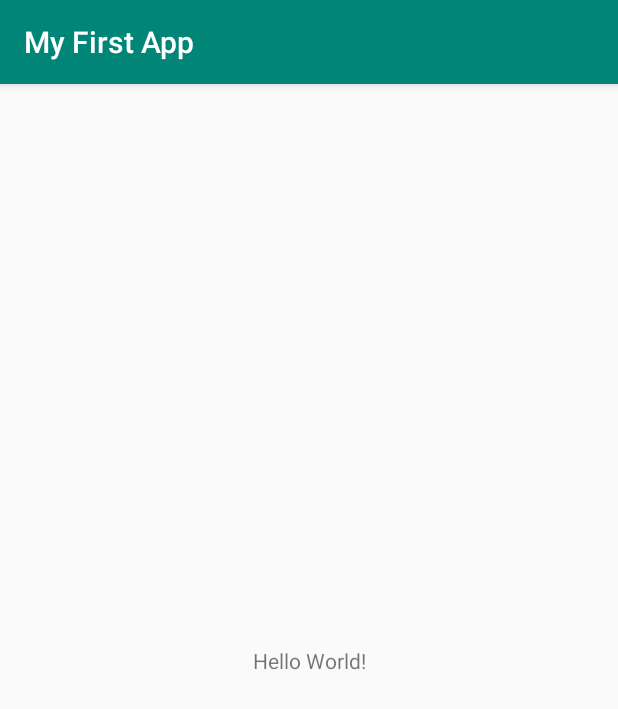
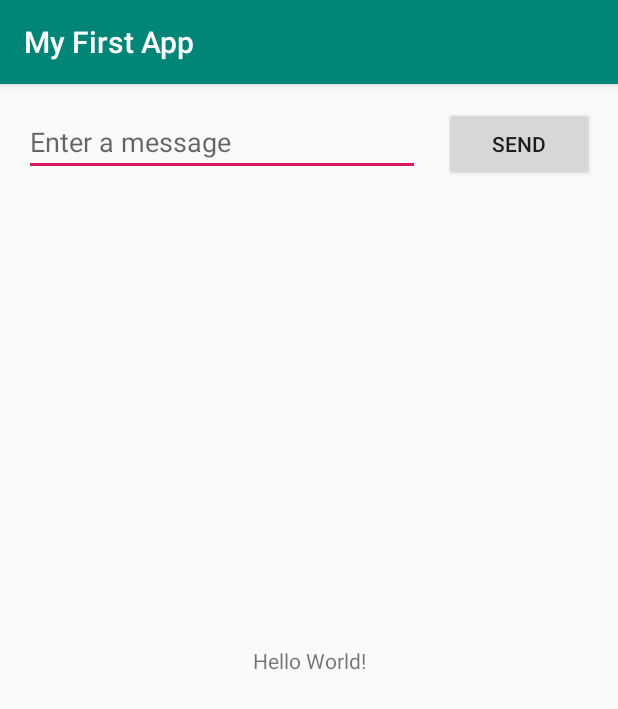
Before and after one commit to CameronMcFadden484/Lab5, an Android app: the screen it shows after launch (MainActivity), on a phone screen of 412 x 824 dp. Shown: the top 709 px of the screen. Run offline under Robolectric (Android 15) with nearby library versions, the phone set to English and light mode, and no system bars.

Commit message:
Build a simple user interface.

```diff
--- a/app/src/main/res/layout/activity_main.xml
+++ b/app/src/main/res/layout/activity_main.xml
@@ -15,4 +15,32 @@
         app:layout_constraintRight_toRightOf="parent"
         app:layout_constraintTop_toTopOf="parent" />
 
+    <EditText
+        android:id="@+id/editText"
+        android:layout_width="0dp"
+        android:layout_height="wrap_content"
+        android:layout_marginStart="16dp"
+        android:layout_marginLeft="16dp"
+        android:layout_marginTop="16dp"
+        android:ems="10"
+        android:hint="@string/edit_message"
+        android:inputType="textPersonName"
+        app:layout_constraintEnd_toStartOf="@+id/button"
+        app:layout_constraintStart_toStartOf="parent"
+        app:layout_constraintTop_toTopOf="parent" />
+
+    <Button
+        android:id="@+id/button"
+        android:layout_width="100dp"
+        android:layout_height="49dp"
+        android:layout_marginStart="16dp"
+        android:layout_marginLeft="16dp"
+        android:layout_marginEnd="16dp"
+        android:layout_marginRight="16dp"
+        android:text="@string/button_send"
+        app:layout_constraintBaseline_toBaselineOf="@+id/editText"
+        app:layout_constraintEnd_toEndOf="parent"
+        app:layout_constraintHorizontal_bias="0.5"
+        app:layout_constraintStart_toEndOf="@+id/editText" />
+
 </androidx.constraintlayout.widget.ConstraintLayout>
--- a/app/src/main/res/values/strings.xml
+++ b/app/src/main/res/values/strings.xml
@@ -1,3 +1,5 @@
 <resources>
     <string name="app_name">My First App</string>
+    <string name="edit_message">Enter a message</string>
+    <string name="button_send">Send</string>
 </resources>
```
